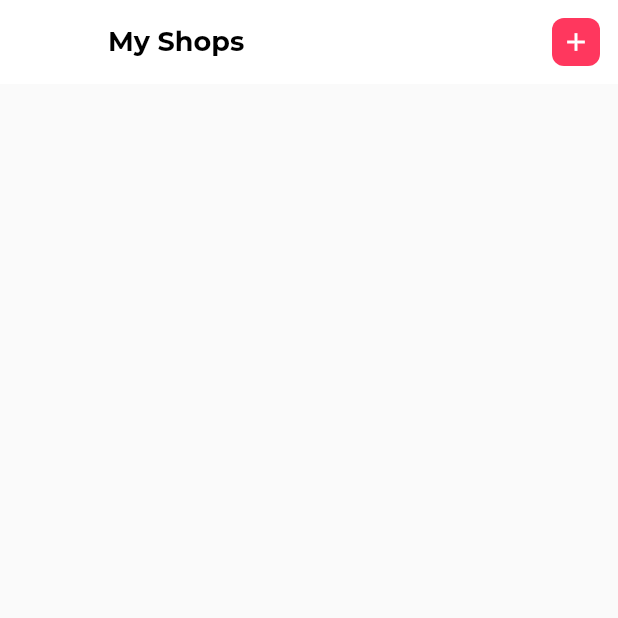
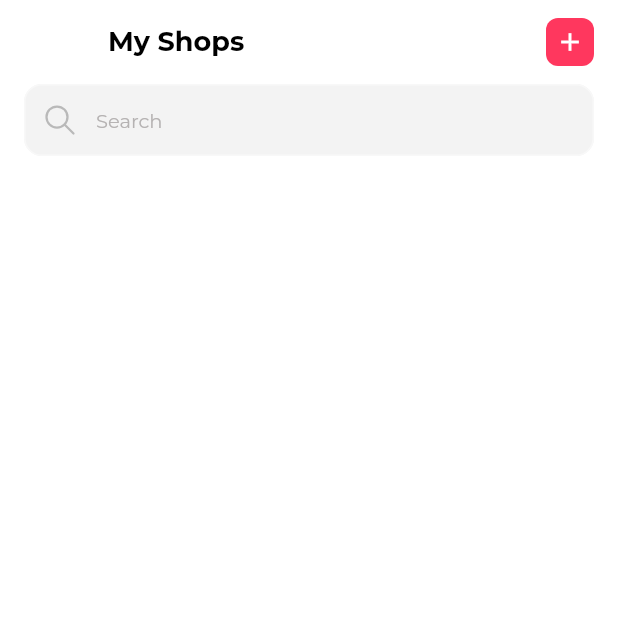
Before and after one commit to ShazaAshraf75/login-interface, a Flutter app: the MyShopsScreen screen opened directly, on a phone screen of 412 x 824 dp, the top half of it. Run offline on Flutter 3.47's test engine with Material 2 defaults, Android fonts, the phone set to English and light mode, and no system bars; our stand-ins replace bloc, dio, flutter_bloc, flutter_svg, fluttertoast, retrofit; generated files the repository leaves out were written again.

Commit message:
add shop search bar design

```diff
--- a/lib/modules/survey/my_shops/my_shops_screen.dart
+++ b/lib/modules/survey/my_shops/my_shops_screen.dart
@@ -1,16 +1,35 @@
 import 'package:flutter/material.dart';
 import 'package:login_interface/modules/survey/my_shops/widgets/shop_add_button.dart';
+import 'package:login_interface/modules/survey/my_shops/widgets/shop_search_bar.dart';
+import 'package:login_interface/utils/resources/image_paths.dart';
 
 class MyShopsScreen extends StatelessWidget {
   const MyShopsScreen({super.key});
 
   @override
   Widget build(BuildContext context) {
+    TextEditingController searchController = TextEditingController();
+
     return Scaffold(
+      backgroundColor: Colors.white,
       appBar: AppBar(
         title: const Text("My Shops"),
         actions: [ShopAddButton(onPressed: () {})],
       ),
+      body: Padding(
+        padding: const EdgeInsets.symmetric(horizontal: 16),
+        child: Column(
+          mainAxisAlignment: MainAxisAlignment.start,
+          children: [
+            ShopSearchBar(
+                controller: searchController,
+                keyboardType: TextInputType.name,
+                hintText: "Search",
+                prefixIcon: ImagePaths.serach,
+                onChange: (value) {})
+          ],
+        ),
+      ),
     );
   }
 }
--- a/lib/modules/survey/my_shops/widgets/shop_add_button.dart
+++ b/lib/modules/survey/my_shops/widgets/shop_add_button.dart
@@ -15,7 +15,7 @@ class ShopAddButton extends StatelessWidget {
     return Container(
         height: 32,
         width: 32,
-        margin: const EdgeInsets.all(12),
+        margin: const EdgeInsets.symmetric(horizontal: 16, vertical: 12),
         decoration: BoxDecoration(borderRadius: BorderRadius.circular(8)),
         child: MaterialButton(
           elevation: 0,
--- /dev/null
+++ b/lib/modules/survey/my_shops/widgets/shop_search_bar.dart
@@ -0,0 +1,51 @@
+// ignore_for_file: must_be_immutable
+
+import 'package:flutter/material.dart';
+import 'package:flutter_svg/flutter_svg.dart';
+import 'package:login_interface/theme/color_manager.dart';
+
+class ShopSearchBar extends StatelessWidget {
+  TextEditingController controller;
+  TextInputType keyboardType;
+  String hintText;
+  String prefixIcon;
+  Function(String)? onChange;
+  ShopSearchBar({
+    Key? key,
+    required this.controller,
+    required this.keyboardType,
+    required this.hintText,
+    required this.prefixIcon,
+    required this.onChange,
+  }) : super(key: key);
+
+  @override
+  Widget build(BuildContext context) {
+    var svgPicture = SvgPicture.asset(
+      prefixIcon,
+      colorFilter: const ColorFilter.mode(
+          ColorManager.searchBarTextColor, BlendMode.dst),
+      fit: BoxFit.scaleDown,
+      height: 32,
+      width: 32,
+    );
+    return Material(
+        color: Colors.transparent,
+        child: TextField(
+          onChanged: onChange,
+          controller: controller,
+          keyboardType: keyboardType,
+          style: Theme.of(context).textTheme.labelLarge,
+          decoration: InputDecoration(
+              fillColor: ColorManager.searchBarBackgroundColor,
+              contentPadding:
+                  const EdgeInsets.symmetric(vertical: 0, horizontal: 10),
+              hintStyle: Theme.of(context)
+                  .textTheme
+                  .labelLarge!
+                  .copyWith(color: ColorManager.searchBarTextColor),
+              hintText: hintText,
+              prefixIcon: svgPicture),
+        ));
+  }
+}
--- a/lib/theme/color_manager.dart
+++ b/lib/theme/color_manager.dart
@@ -4,5 +4,8 @@ class ColorManager {
   static const Color darkPurpleColor = Color.fromRGBO(79, 0, 140, 1);
   static const Color redColor = Color.fromRGBO(255, 55, 94, 1);
   static const Color lightGreyColor = Color.fromRGBO(248, 248, 248, 1);
+  static const Color searchBarBackgroundColor =
+      Color.fromRGBO(243, 243, 243, 1);
+  static const Color searchBarTextColor = Color.fromRGBO(181, 178, 178, 1);
   static const Color textColor = Color.fromRGBO(185, 185, 185, 1);
 }
--- a/lib/theme/theme.dart
+++ b/lib/theme/theme.dart
@@ -4,6 +4,7 @@ import 'package:login_interface/theme/color_manager.dart';
 ThemeData defaultTheme = ThemeData(
     primaryColor: ColorManager.darkPurpleColor,
     bottomNavigationBarTheme: const BottomNavigationBarThemeData(
+      backgroundColor: Colors.white,
       selectedLabelStyle: TextStyle(
         fontFamily: 'Montserrat',
         fontSize: 12,
--- a/lib/utils/resources/image_paths.dart
+++ b/lib/utils/resources/image_paths.dart
@@ -6,6 +6,7 @@ class ImagePaths {
   static const String email = "assets/icons/icEmailAdrress.svg";
   static const String phone = "assets/icons/icPhone.svg";
   static const String error = "assets/icons/error.svg";
+  static const String serach = "assets/icons/search.svg";
   static const String selected_dashboard =
       "assets/icons/selected_dashbaord.svg";
   static const String unselected_dashboard =
```
Also changed, not shown: assets/icons/search.svg (added).
